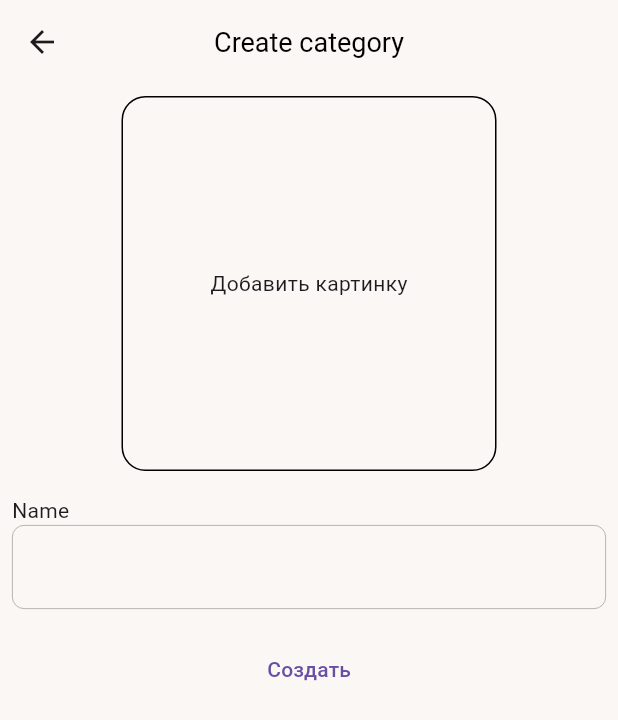
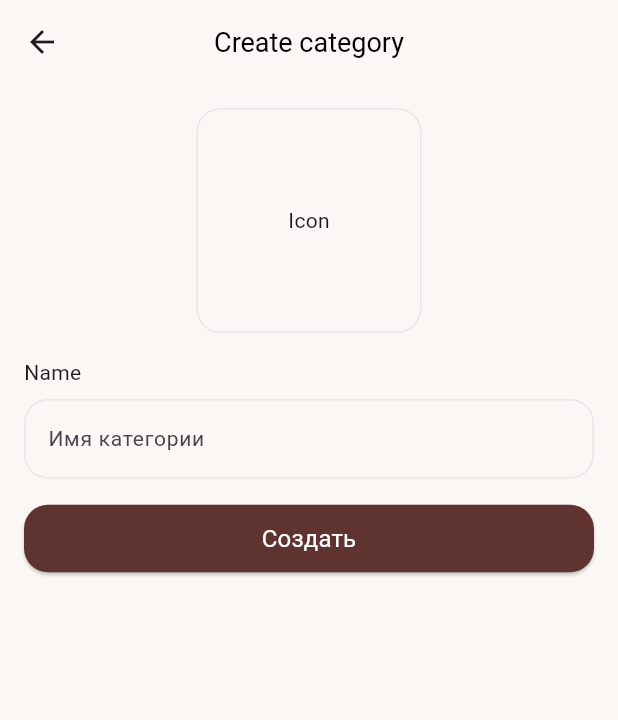
Before and after one commit to RfMakar/stories_admin, a Flutter app: the CategoryCreateScreen screen opened by its route, on a phone screen of 412 x 824 dp. Shown: the top 720 px of the screen. Run offline on Flutter 3.47's test engine with Material 3 defaults, Android fonts, the light colour scheme and no system bars; our stand-ins replace bloc, device_info_plus, dio, equatable, flutter_bloc, flutter_dotenv and 5 more; missing offline and left inert: stories_data.

Commit message:
refactor:Изменить экран добавления категории

```diff
--- a/lib/config/UI/app_text_style.dart
+++ b/lib/config/UI/app_text_style.dart
@@ -13,6 +13,11 @@ final class AppTextStyles {
     fontSize: 14,
     fontWeight: FontWeight.normal,
   );
+  static TextStyle s14hE7E7E7n = TextStyle(
+    color: AppColors.hexE7E7E7,
+    fontSize: 14,
+    fontWeight: FontWeight.normal,
+  );
    static TextStyle s16hFFFFFFn = TextStyle(
     color: AppColors.hexFFFFFF,
     fontSize: 16,
--- a/lib/config/UI/app_theme.dart
+++ b/lib/config/UI/app_theme.dart
@@ -2,9 +2,12 @@ import 'package:flutter/material.dart';
 import 'package:stories_admin/config/UI/app_colors.dart';
 import 'package:stories_admin/config/UI/app_text_style.dart';
 
-
 final appTheme = ThemeData(
   scaffoldBackgroundColor: AppColors.hexFBF7F4,
+
+  progressIndicatorTheme: ProgressIndicatorThemeData(
+    color: AppColors.hexFFFFFF,
+  ),
 
   //appBar
   appBarTheme: AppBarTheme(
@@ -23,18 +26,17 @@ final appTheme = ThemeData(
   ),
   textSelectionTheme: TextSelectionThemeData(
     //style -> textfield
-    cursorColor: Colors.grey,
+    cursorColor: AppColors.hex000000,
   ),
-  // textTheme: TextTheme(
-  //   //style -> textfield
-  //   bodyLarge: AppTextStyles.s14w400h000000,
-  // ),
+  textTheme: TextTheme(
+    //style -> textfield
+    bodyLarge: AppTextStyles.s14h000000n,
+  ),
 );
 
 final _border = OutlineInputBorder(
   borderSide: BorderSide(
-    color: Colors.grey,
-    width: 0.5,
+    color: AppColors.hexE7E7E7,
   ),
-  borderRadius: BorderRadius.circular(8),
+  borderRadius: BorderRadius.circular(16),
 );
--- a/lib/presentation/screen/categories/bloc/categories_state.dart
+++ b/lib/presentation/screen/categories/bloc/categories_state.dart
@@ -2,7 +2,7 @@ part of 'categories_bloc.dart';
 
 enum CategoriesStatus { initial, success, failure }
 
-final class CategoriesState {
+final class CategoriesState extends Equatable{
   const CategoriesState({
     this.status = CategoriesStatus.initial,
     this.categories = const [],
@@ -23,4 +23,7 @@ final class CategoriesState {
       exception: exception ?? this.exception,
     );
   }
+
+  @override
+  List<Object?> get props => [status, categories, exception];
 }
--- a/lib/presentation/screen/category_create/category_create_screen.dart
+++ b/lib/presentation/screen/category_create/category_create_screen.dart
@@ -2,8 +2,11 @@ import 'package:flutter/material.dart';
 import 'package:flutter_bloc/flutter_bloc.dart';
 import 'package:go_router/go_router.dart';
 import 'package:stories_admin/aplication.dart';
+import 'package:stories_admin/config/UI/app_text_style.dart';
 import 'package:stories_admin/presentation/screen/categories/bloc/categories_bloc.dart';
 import 'package:stories_admin/presentation/screen/category_create/bloc/category_create_bloc.dart';
+import 'package:stories_admin/presentation/widgets/app_button.dart';
+import 'package:stories_admin/presentation/widgets/app_text_field.dart';
 import 'package:stories_admin/presentation/widgets/select_image_stotage.dart';
 import 'package:stories_data/core/di_stories_data.dart';
 import 'package:stories_data/repositories/category_repository.dart';
@@ -60,10 +63,19 @@ class CategoryCreateScreenBody extends StatelessWidget {
   @override
   Widget build(BuildContext context) {
     return ListView(
-      padding: EdgeInsets.all(8),
       children: [
         SelectIconCategory(),
-        TextFieldNameCategory(),
+        AppTextField(
+          name: 'Name',
+          hintText: 'Имя категории',
+          onChanged: (name) {
+            context.read<CategoryCreateBloc>().add(
+                  CategoryCreateName(
+                    name: name,
+                  ),
+                );
+          },
+        ),
         ButtonCategoryCreate(),
       ],
     );
@@ -75,7 +87,9 @@ class SelectIconCategory extends StatelessWidget {
 
   @override
   Widget build(BuildContext context) {
-    return SelectImageStorageWidget(
+    return Padding(
+      padding: const EdgeInsets.all(16.0),
+      child: SelectImageStorageWidget(
         image: null,
         onPatchImage: (icon) {
           if (icon != null) {
@@ -86,38 +100,6 @@ class SelectIconCategory extends StatelessWidget {
                 );
           }
         },
-    );
-  }
-}
-
-class TextFieldNameCategory extends StatelessWidget {
-  const TextFieldNameCategory({super.key});
-
-  @override
-  Widget build(BuildContext context) {
-    return Padding(
-      padding: const EdgeInsets.symmetric(vertical: 16),
-      child: Column(
-        crossAxisAlignment: CrossAxisAlignment.start,
-        children: [
-          Text(
-            'Name',
-            // style: Theme.of(context).textTheme.headlineSmall,
-          ),
-          TextFormField(
-            keyboardType: TextInputType.text,
-            decoration: const InputDecoration(
-                // hintText: 'Название категории',
-                ),
-            onChanged: (name) {
-              context.read<CategoryCreateBloc>().add(
-                    CategoryCreateName(
-                      name: name,
-                    ),
-                  );
-            },
-          ),
-        ],
       ),
     );
   }
@@ -130,16 +112,29 @@ class ButtonCategoryCreate extends StatelessWidget {
   Widget build(BuildContext context) {
     return BlocBuilder<CategoryCreateBloc, CategoryCreateState>(
       builder: (context, state) {
-        return TextButton(
-          onPressed: state.isSubmitting
+        return AppButton(
+          onTap: state.isSubmitting
               ? null
               : () => context.read<CategoryCreateBloc>().add(
                     CategoryCreate(),
                   ),
           child: state.isSubmitting
               ? CircularProgressIndicator()
-              : Text('Создать'),
+              : Text(
+                  'Создать',
+                  style: AppTextStyles.s16hFFFFFFn,
+                ),
         );
+        // return TextButton(
+        //   onPressed: state.isSubmitting
+        //       ? null
+        //       : () => context.read<CategoryCreateBloc>().add(
+        //             CategoryCreate(),
+        //           ),
+        //   child: state.isSubmitting
+        //       ? CircularProgressIndicator()
+        //       : Text('Создать'),
+        // );
       },
     );
   }
--- a/lib/presentation/widgets/app_button.dart
+++ b/lib/presentation/widgets/app_button.dart
@@ -1,14 +1,13 @@
 import 'package:flutter/material.dart';
 import 'package:stories_admin/config/UI/app_colors.dart';
-import 'package:stories_admin/config/UI/app_text_style.dart';
 
 class AppButton extends StatelessWidget {
-  final String title;
-  final void Function() onTap;
+  final Widget child;
+  final void Function()? onTap;
 
   const AppButton({
     super.key,
-    required this.title,
+    required this.child,
     required this.onTap,
   });
 
@@ -31,10 +30,7 @@ class AppButton extends StatelessWidget {
           ),
         ),
         onPressed: onTap,
-        child: Text(
-          title,
-          style: AppTextStyles.s16hFFFFFFn,
-        ),
+        child: child,
       ),
     );
   }
--- /dev/null
+++ b/lib/presentation/widgets/app_text_field.dart
@@ -0,0 +1,30 @@
+import 'package:flutter/material.dart';
+
+class AppTextField extends StatelessWidget {
+  const AppTextField(
+      {super.key, required this.name, required this.hintText, this.onChanged});
+  final String name;
+  final String hintText;
+  final void Function(String)? onChanged;
+
+  @override
+  Widget build(BuildContext context) {
+    return Padding(
+      padding: const EdgeInsets.symmetric(horizontal: 16),
+      child: Column(
+        spacing: 8,
+        crossAxisAlignment: CrossAxisAlignment.start,
+        children: [
+          Text(name),
+          TextFormField(
+            keyboardType: TextInputType.text,
+            decoration: InputDecoration(
+              hintText: hintText,
+            ),
+            onChanged: onChanged,
+          ),
+        ],
+      ),
+    );
+  }
+}
--- a/lib/presentation/widgets/select_image_stotage.dart
+++ b/lib/presentation/widgets/select_image_stotage.dart
@@ -2,6 +2,7 @@ import 'dart:io';
 
 import 'package:flutter/material.dart';
 import 'package:permission_handler/permission_handler.dart';
+import 'package:stories_admin/config/UI/app_colors.dart';
 import 'package:stories_admin/core/functions/di_stories_admin.dart';
 import 'package:stories_admin/data/services/permission_service.dart';
 import 'package:image_picker/image_picker.dart';
@@ -51,8 +52,8 @@ class _SelectImageStorageWidgetState extends State<SelectImageStorageWidget> {
         child: ClipRRect(
           borderRadius: BorderRadiusGeometry.circular(16),
           child: Image.file(
-            height: 250,
-            width: 250,
+            height: 150,
+            width: 150,
             newImage!,
             fit: BoxFit.fill,
           ),
@@ -68,8 +69,8 @@ class _SelectImageStorageWidgetState extends State<SelectImageStorageWidget> {
         child: ClipRRect(
           borderRadius: BorderRadiusGeometry.circular(16),
           child: Image.network(
-            height: 250,
-            width: 250,
+            height: 150,
+            width: 150,
             widget.image!,
             fit: BoxFit.fill,
           ),
@@ -84,13 +85,17 @@ class _SelectImageStorageWidgetState extends State<SelectImageStorageWidget> {
         borderRadius: BorderRadius.circular(16),
         onTap: _imageStorage,
         child: Container(
-          height: 250,
-          width: 250,
+          height: 150,
+          width: 150,
           decoration: BoxDecoration(
-            border: Border.all(),
+            border: Border.all(
+              color: AppColors.hexE7E7E7
+            ),
             borderRadius: BorderRadius.circular(16),
           ),
-          child: Center(child: Text('Добавить картинку')),
+          child: Center(
+            child: Text('Icon'),
+          ),
         ),
       ),
     );
--- a/pubspec.yaml
+++ b/pubspec.yaml
@@ -28,6 +28,7 @@ dependencies:
   get_it: ^8.0.3
   image_picker: ^1.1.2
   flutter_svg: ^2.0.16
+  equatable: ^2.0.7
 
 dev_dependencies:
   flutter_test:
```
Also changed, not shown: lib/presentation/screen/categories/bloc/categories_bloc.dart (+16 -10 lines), lib/presentation/screen/categories/categories_screen.dart (+6 -1 lines), pubspec.lock. Lines whose indentation alone changed are shown as unchanged.
